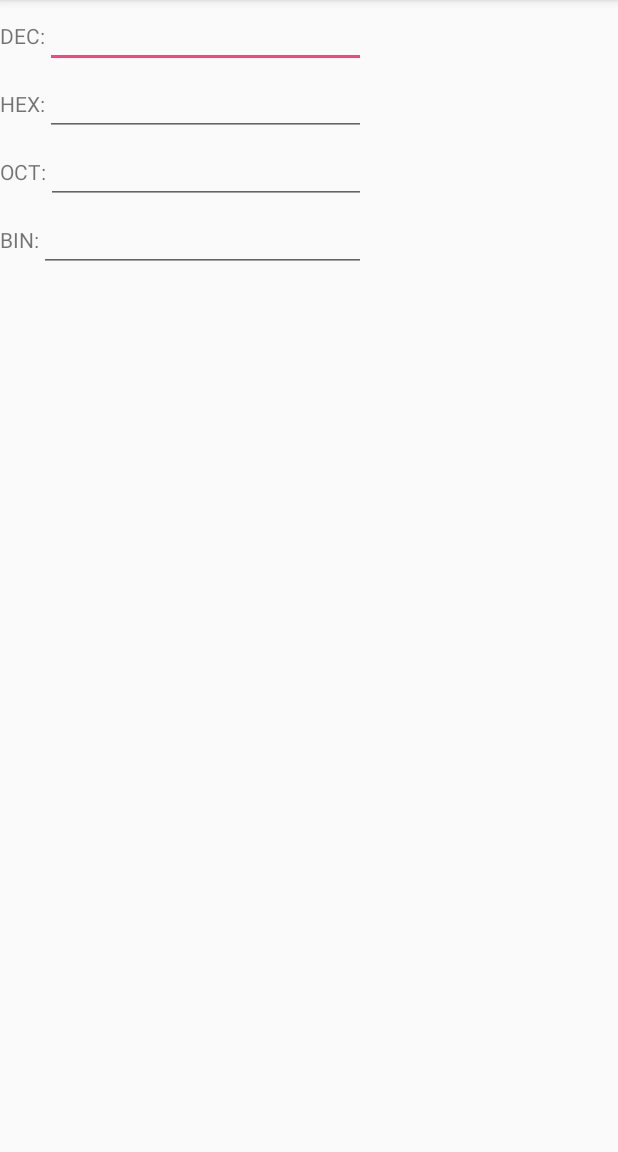
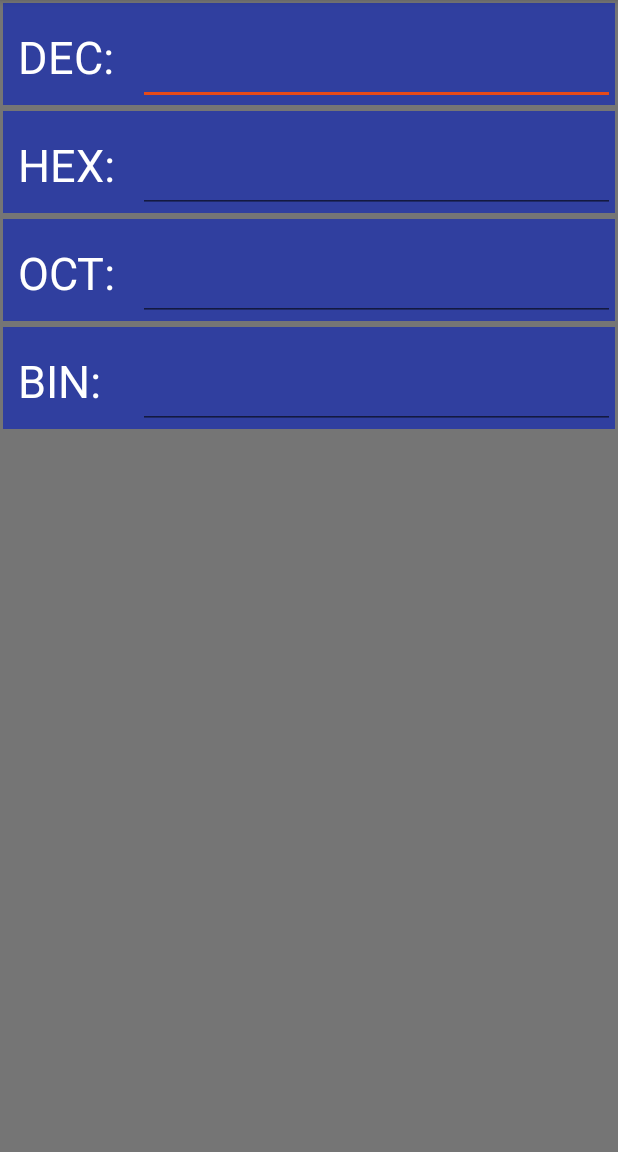
Before and after one commit to NorbertasL/NumberHelp, an Android app: the screen it shows after launch (MainActivity), on a phone screen of 412 x 824 dp, the part 84-1236 px from its top. Run offline under Robolectric (Android 15) with nearby library versions, the light colour scheme and no system bars; our stand-ins replace ButterKnife.

Commit message:
Added saveState support for the fragments and activity Small design changes

```diff
--- a/app/src/main/java/com/example/red_spark/numberhelp/MainActivity.java
+++ b/app/src/main/java/com/example/red_spark/numberhelp/MainActivity.java
@@ -1,5 +1,6 @@
 package com.example.red_spark.numberhelp;
 
+import android.support.v4.app.Fragment;
 import android.support.v4.app.FragmentManager;
 import android.support.v7.app.AppCompatActivity;
 import android.os.Bundle;
@@ -8,6 +9,7 @@ import com.example.red_spark.numberhelp.tools.ValueConverter;
 
 import java.math.BigInteger;
 import java.util.ArrayList;
+import java.util.List;
 
 public class MainActivity extends AppCompatActivity implements ValueFragment.ValueFragmentListener {
     private FragmentManager mFragmentManager;
@@ -16,18 +18,17 @@ public class MainActivity extends AppCompatActivity implements ValueFragment.Val
     private ValueFragment hexFragment;
     private ValueFragment octFragment;
     private ValueFragment binFragment;
-    private ArrayList<ValueFragment> mFragmentList;
 
     @Override
     protected void onCreate(Bundle savedInstanceState) {
         super.onCreate(savedInstanceState);
         setContentView(R.layout.activity_main);
 
+        mFragmentManager = getSupportFragmentManager();
         //checking for save instance state
         if(savedInstanceState == null) {
 
             //I know this is a bit messy, ill fix in when I have time
-            mFragmentList = new ArrayList<>();
             decFragment = new ValueFragment();
             hexFragment = new ValueFragment();
             octFragment = new ValueFragment();
@@ -38,12 +39,6 @@ public class MainActivity extends AppCompatActivity implements ValueFragment.Val
             octFragment.setName(Constants.VALUE_TYPE.OCT);
             binFragment.setName(Constants.VALUE_TYPE.BIN);
 
-            mFragmentList.add(decFragment);
-            mFragmentList.add(hexFragment);
-            mFragmentList.add(octFragment);
-            mFragmentList.add(binFragment);
-
-            mFragmentManager = getSupportFragmentManager();
             mFragmentManager.beginTransaction()
                     .add(R.id.fragment_container, decFragment)
                     .add(R.id.fragment_container, hexFragment)
@@ -69,9 +64,13 @@ public class MainActivity extends AppCompatActivity implements ValueFragment.Val
         }else {
             dec = ValueConverter.toDec(number, valueType);
         }
-        for(ValueFragment frag: mFragmentList){
-            if (!frag.getValueType().equals(valueType)){
-                frag.setTextField(ValueConverter.convertDecTo(dec, frag.getValueType()));
+
+        //Loops trough all the fragments and updates the values
+        List<Fragment> fragmentList = mFragmentManager.getFragments();
+        for(Fragment fragment: fragmentList){
+            ValueFragment myFrag = (ValueFragment) fragment;
+            if (!myFrag.getValueType().equals(valueType)){
+                myFrag.setTextField(ValueConverter.convertDecTo(dec, myFrag.getValueType()));
             }
         }
 
--- a/app/src/main/java/com/example/red_spark/numberhelp/ValueFragment.java
+++ b/app/src/main/java/com/example/red_spark/numberhelp/ValueFragment.java
@@ -22,6 +22,11 @@ import butterknife.Unbinder;
  * A simple {@link Fragment} subclass.
  */
 public class ValueFragment extends Fragment {
+    //used for instance save
+    private final static String TEXT_FIELD_KEY = "text_field_key";
+    private final static String LABEL_FIELD_KEY = "label_field_key";
+
+
     @BindView(R.id.et_NumEditTextField) EditText mTextField;
     @BindView(R.id.tv_ValueName)TextView mName;
 
@@ -29,6 +34,7 @@ public class ValueFragment extends Fragment {
     private Unbinder unbinder;
     private ValueFragmentListener mListener;
     private String valueType = "";
+
 
     public interface ValueFragmentListener{
         void sendValue(String number, String valueType);
@@ -55,6 +61,15 @@ public class ValueFragment extends Fragment {
         // Inflate the layout for this fragment
         View rootView = inflater.inflate(R.layout.fragment_value, container, false);
         unbinder = ButterKnife.bind(this, rootView);
+
+
+        //Restores the state
+        if(savedInstanceState != null){
+            valueType = savedInstanceState.getString(LABEL_FIELD_KEY);
+            mTextField.setText(savedInstanceState.getString(TEXT_FIELD_KEY));
+        }
+
+
         mName.setText(valueType);
 
 
@@ -65,6 +80,8 @@ public class ValueFragment extends Fragment {
                 //Storing the string before making any changes to is
                 //this will hell restoring it
                 lastValidString = mTextField.getText().toString();
+
+
             }
 
 
@@ -80,7 +97,7 @@ public class ValueFragment extends Fragment {
                         //Bad input, so we revert the text back
                         mTextField.setText(lastValidString);
 
-                        //mTextField.setSelection(selection);
+                        mTextField.setSelection(mTextField.length());
 
 
 
@@ -145,4 +162,12 @@ public class ValueFragment extends Fragment {
         return false;
     }
 
+    @Override
+    public void onSaveInstanceState(Bundle outState) {
+        super.onSaveInstanceState(outState);
+
+        outState.putString(TEXT_FIELD_KEY, mTextField.getText().toString());
+        outState.putString(LABEL_FIELD_KEY, valueType);
+
+    }
 }
--- a/app/src/main/res/layout/activity_main.xml
+++ b/app/src/main/res/layout/activity_main.xml
@@ -5,13 +5,14 @@
     xmlns:tools="http://schemas.android.com/tools"
     android:layout_width="match_parent"
     android:layout_height="match_parent"
-    tools:context="com.example.red_spark.numberhelp.MainActivity">
+    tools:context="com.example.red_spark.numberhelp.MainActivity"
+    android:background="#757575">
 
     <!--Fragment Placeholder -->
     <LinearLayout
         android:orientation="vertical"
         android:id="@+id/fragment_container"
-        android:layout_width="wrap_content"
+        android:layout_width="match_parent"
         android:layout_height="wrap_content"
         />
 
--- a/app/src/main/res/layout/fragment_value.xml
+++ b/app/src/main/res/layout/fragment_value.xml
@@ -2,21 +2,30 @@
     xmlns:android="http://schemas.android.com/apk/res/android"
     xmlns:tools="http://schemas.android.com/tools"
     android:layout_width="match_parent"
-    android:layout_height="match_parent"
+    android:layout_height="wrap_content"
     tools:context="com.example.red_spark.numberhelp.ValueFragment"
-    android:orientation="horizontal">
+    android:orientation="horizontal"
+    android:background="@color/colorPrimaryDark"
+    android:layout_margin="2dp"
+    >
 
     <TextView
         android:id="@+id/tv_ValueName"
         android:layout_width="wrap_content"
         android:layout_height="wrap_content"
-        android:text="TextView" />
+        android:textSize="30sp"
+        android:padding="10dp"
+        android:width="90dp"
+        android:text="\?\?"
+        android:textColor="@color/lightText"/>
 
     <EditText
         android:id="@+id/et_NumEditTextField"
         android:inputType="textMultiLine"
         android:layout_width="match_parent"
         android:layout_height="wrap_content"
-        android:ems="10" />
+        android:textSize="35sp"
+        android:ems="10"
+        android:textColor="@color/lightText"/>
 
 </LinearLayout>
--- a/app/src/main/res/values/colors.xml
+++ b/app/src/main/res/values/colors.xml
@@ -2,5 +2,7 @@
 <resources>
     <color name="colorPrimary">#3F51B5</color>
     <color name="colorPrimaryDark">#303F9F</color>
-    <color name="colorAccent">#FF4081</color>
+    <color name="colorAccent">#E64A19</color>
+    <color name="lightText">#FFF</color>
+    <color name="black">#000</color>
 </resources>
```
Also changed, not shown: app/src/main/java/com/example/red_spark/numberhelp/tools/InputHelper.java (+3 -10 lines).
